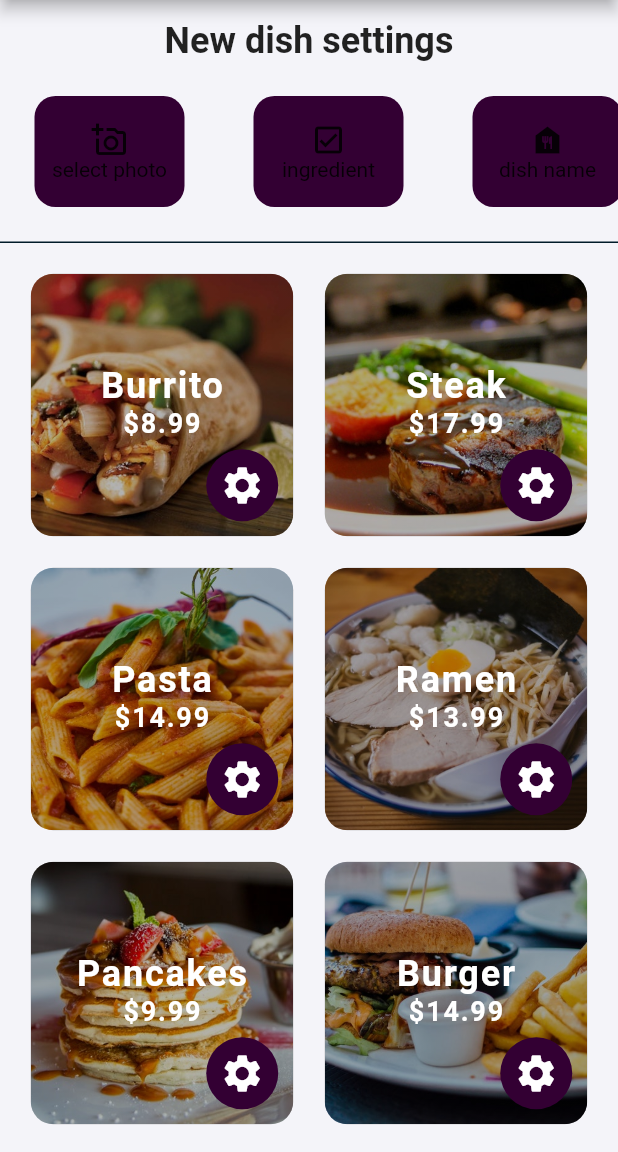
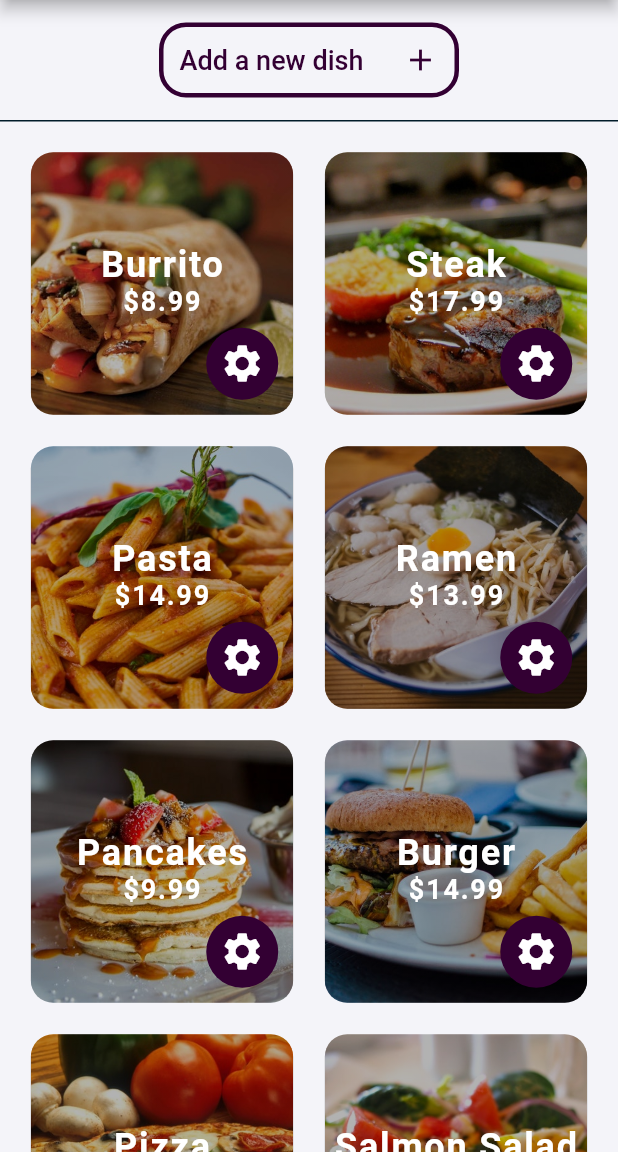
Before and after one commit to elhadjmb/delivery_app, a Flutter app: the Menu screen opened directly, on a phone screen of 412 x 824 dp, the part 84-1236 px from its top. Run offline on Flutter 3.47's test engine with Material 2 defaults, Android fonts, the phone set to English and light mode, and no system bars; our stand-ins replace cloud_firestore, email_validator, firebase_auth, firebase_core, flutter_spinkit, google_maps_flutter and 2 more; missing offline and left inert: geoflutterfire; accounts and stored records are empty.

Commit message:
replaced  useless list of button with one

```diff
--- a/delivery_app/lib/views/RestaurantViews/Menu.dart
+++ b/delivery_app/lib/views/RestaurantViews/Menu.dart
@@ -3,6 +3,7 @@ import 'package:delivery_app/constants/strings.dart';
 import 'package:delivery_app/testdata/data.dart';
 import 'package:delivery_app/testmodels/food.dart';
 import 'package:delivery_app/testmodels/restaurant.dart';
+import 'package:delivery_app/views/RestaurantViews/NewDishSettings.dart';
 import 'package:delivery_app/views/RestaurantViews/widgets/Buttons.dart';
 import 'package:delivery_app/views/RestaurantViews/widgets/IngredientsScreen.dart';
 import 'package:flutter/material.dart';
@@ -35,56 +36,45 @@ class _MenuState extends State<Menu> {
       backgroundColor: Colour.white,
       body: Column(
         children: <Widget>[
-          Center(
-              child: Padding(
-            padding: EdgeInsets.only(top: 13.0),
-            child: Text(
-              "New dish settings",
-              style: TextStyle(
-                fontSize: 24,
-                fontWeight: FontWeight.w600,
-              ),
-            ),
-          )),
           Container(
             width: MediaQuery.of(context).size.width,
-            height: 120,
-            child: ListView(
-              scrollDirection: Axis.horizontal,
-              children: <Widget>[
-                MenuButton(
-                  //TODO: bellow goes a function that adds a picture
-                  onTapp: () {},
-                  label: "select photo",
-                  icon: Icon(
-                    Icons.add_a_photo_outlined,
+            height: 80,
+            child: Center(
+              child: InkWell(
+                onTap: () {
+                  Navigator.push(
+                    context,
+                    MaterialPageRoute(
+                      builder: (context) => NewDish(),
+                    ),
+                  );
+                },
+                child: Container(
+                  width: 200,
+                  height: 50,
+                  decoration: BoxDecoration(
+                    borderRadius: BorderRadius.circular(18.0),
+                    border: Border.all(
+                      color: Colour.purple,
+                      width: 3,
+                    ),
+                  ),
+                  child: Row(
+                    mainAxisAlignment: MainAxisAlignment.spaceAround,
+                    children: <Widget>[
+                      Text(
+                        "Add a new dish ",
+                        style: TextStyle(
+                          color: Colour.purple,
+                          fontSize: 18,
+                          fontWeight: FontWeight.w500,
+                        ),
+                      ),
+                      Icon(Icons.add, color: Colour.purple),
+                    ],
                   ),
                 ),
-                MenuButton(
-                  //TODO: bellow goes a function that adds ingredients
-                  onTapp: () {},
-                  label: "ingredient",
-                  icon: Icon(Icons.check_box_outlined),
-                ),
-                MenuButton(
-                  //TODO: bellow goes a function that adds dish name
-                  onTapp: () {},
-                  label: "dish name",
-                  icon: Icon(Icons.food_bank),
-                ),
-                MenuButton(
-                  //TODO: bellow goes a function that adds the price
-                  onTapp: () {},
-                  label: "price",
-                  icon: Icon(Icons.attach_money),
-                ),
-                MenuButton(
-                  //TODO: bellow goes a function that adds the new dish
-                  onTapp: () {},
-                  label: "Add dish",
-                  icon: Icon(Icons.add),
-                ),
-              ],
+              ),
             ),
           ),
           SizedBox(child: Container(color: Colour.black), height: 1.0),
```
